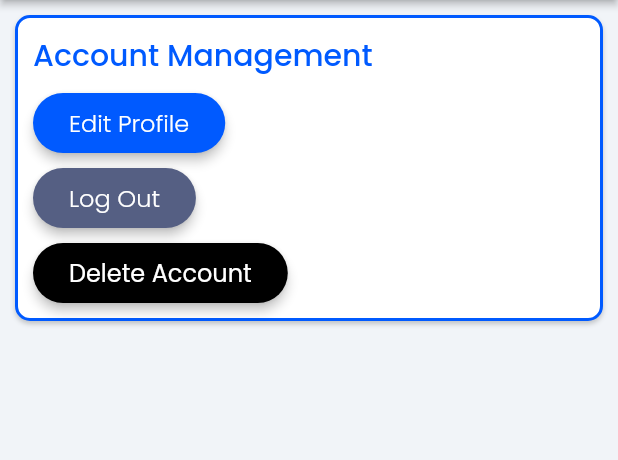
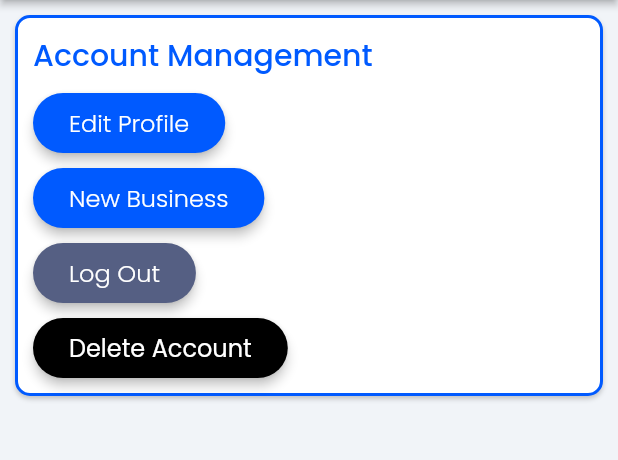
Before and after one commit to EthanY736/coolproject, a Flutter app: the SettingsWidget screen opened directly, on a phone screen of 412 x 824 dp, the part 84-544 px from its top. Run offline on Flutter 3.47's test engine with Material 3 defaults, Android fonts, the phone set to English and light mode, and no system bars; drawn by our look-alikes of auto_size_text, flutter_animate; our stand-ins replace cached_network_image, chewie, cloud_firestore, file_picker, firebase_auth, firebase_core and 17 more; missing offline and left inert: google_maps_flutter_platform_interface, json_path, mime_type; accounts and stored records are empty; network calls fail.

Commit message:
business creator
update with the create business thing

```diff
--- a/lib/flutter_flow/nav/nav.dart
+++ b/lib/flutter_flow/nav/nav.dart
@@ -1,5 +1,6 @@
 import 'dart:async';
 
+import 'package:coding_minds_template/pages/new_business_page.dart';
 import 'package:flutter/material.dart';
 import 'package:go_router/go_router.dart';
 import 'package:page_transition/page_transition.dart';
@@ -169,6 +170,11 @@ GoRouter createRouter(AppStateNotifier appStateNotifier) => GoRouter(
           name: 'EditProfile',
           path: '/editProfile',
           builder: (context, params) => EditProfileWidget(),
+        ),
+        FFRoute(
+          name: 'NewBusiness',
+          path: '/newBusiness',
+          builder: (context, params) => NewBusinessPage(),
         )
       ].map((r) => r.toRoute(appStateNotifier)).toList(),
       observers: [routeObserver],
--- a/lib/pages/home_page/home_page_widget.dart
+++ b/lib/pages/home_page/home_page_widget.dart
@@ -63,7 +63,9 @@ class _HomePageWidgetState extends State<HomePageWidget> {
           ),
         ),
         floatingActionButtonLocation: FloatingActionButtonLocation.centerTop,
-        body: SafeArea(
+        body: Column(
+          children: [
+            Expanded(
               child: GoogleMap(
                 mapType: MapType.terrain,
                 initialCameraPosition: _kGooglePlex,
@@ -72,6 +74,8 @@ class _HomePageWidgetState extends State<HomePageWidget> {
                 },
               ),
             ),
+          ],
+        ),
       ),
     );
   }
--- a/lib/pages/settings/settings_widget.dart
+++ b/lib/pages/settings/settings_widget.dart
@@ -212,6 +212,39 @@ class _SettingsWidgetState extends State<SettingsWidget>
                               0.0, 0.0, 0.0, 10.0),
                           child: FFButtonWidget(
                             onPressed: () async {
+                              context.pushNamed('NewBusiness');
+                            },
+                            text: 'New Business',
+                            options: FFButtonOptions(
+                              height: 40.0,
+                              padding: EdgeInsetsDirectional.fromSTEB(
+                                  24.0, 0.0, 24.0, 0.0),
+                              iconPadding: EdgeInsetsDirectional.fromSTEB(
+                                  0.0, 0.0, 0.0, 0.0),
+                              color: FlutterFlowTheme.of(context).primary,
+                              textStyle: FlutterFlowTheme.of(context)
+                                  .titleSmall
+                                  .override(
+                                fontFamily: 'Poppins',
+                                color: Colors.white,
+                                letterSpacing: 0.0,
+                                fontWeight: FontWeight.w300,
+                              ),
+                              elevation: 3.0,
+                              borderSide: BorderSide(
+                                color: Colors.transparent,
+                                width: 1.0,
+                              ),
+                              borderRadius: BorderRadius.circular(50.0),
+                            ),
+                          ).animateOnPageLoad(
+                              animationsMap['buttonOnPageLoadAnimation1']!),
+                        ),
+                        Padding(
+                          padding: EdgeInsetsDirectional.fromSTEB(
+                              0.0, 0.0, 0.0, 10.0),
+                          child: FFButtonWidget(
+                            onPressed: () async {
                               GoRouter.of(context).prepareAuthEvent();
                               await authManager.signOut();
                               GoRouter.of(context).clearRedirectLocation();
```
Also changed, not shown: lib/pages/new_business_page.dart (added, +130 -0 lines), 8 other files. Lines whose indentation alone changed are shown as unchanged.
